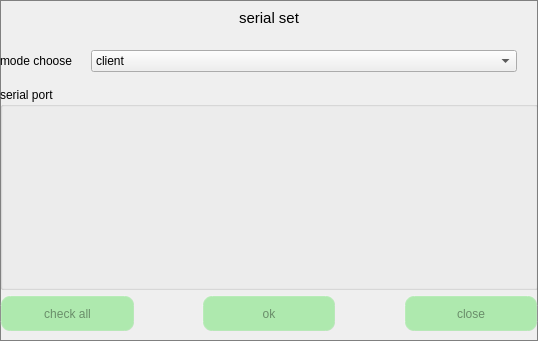
This is serialdialog.ui in jizizihe/baijie_demo as Qt 5 draws it before an edit. The edited form follows.
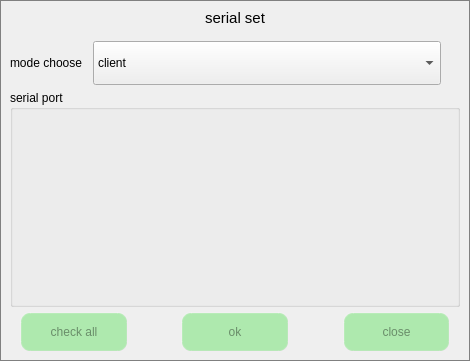
This is the edited form. Icons and pictures are not drawn.

Diff of the .ui file:
```diff
--- a/serialdialog.ui
+++ b/serialdialog.ui
@@ -6,8 +6,8 @@
    <rect>
     <x>0</x>
     <y>0</y>
-    <width>538</width>
-    <height>341</height>
+    <width>470</width>
+    <height>361</height>
    </rect>
   </property>
   <property name="minimumSize">
@@ -52,7 +52,10 @@
 }
 
 /****************滑块部件*******************/
-
+QMessageBox {
+background-image: url(:/button_image/all/background.jpg);
+	border:1px solid gray;
+}
 
 QSlider::handle:horizontal { /*水平滑块的手柄*/
         image: url(:/image/sliderHandle.png);
@@ -80,6 +83,12 @@
    </property>
    <item row="0" column="0">
     <layout class="QGridLayout" name="gridLayout" rowstretch="1,3,12,3" rowminimumheight="0,0,0,0">
+     <property name="leftMargin">
+      <number>10</number>
+     </property>
+     <property name="rightMargin">
+      <number>10</number>
+     </property>
      <property name="horizontalSpacing">
       <number>0</number>
      </property>
@@ -183,7 +192,7 @@
          <height>16777215</height>
         </size>
        </property>
-       <layout class="QHBoxLayout" name="horizontalLayout_3" stretch="4,20,1">
+       <layout class="QHBoxLayout" name="horizontalLayout_3" stretch="4,18,1">
         <property name="leftMargin">
          <number>0</number>
         </property>
@@ -223,6 +232,12 @@
         </item>
         <item>
          <widget class="QComboBox" name="serialModeBox">
+          <property name="sizePolicy">
+           <sizepolicy hsizetype="Preferred" vsizetype="Minimum">
+            <horstretch>0</horstretch>
+            <verstretch>0</verstretch>
+           </sizepolicy>
+          </property>
           <item>
            <property name="text">
             <string>client</string>
@@ -289,13 +304,13 @@
          <number>0</number>
         </property>
         <property name="leftMargin">
-         <number>0</number>
+         <number>10</number>
         </property>
         <property name="topMargin">
          <number>5</number>
         </property>
         <property name="rightMargin">
-         <number>0</number>
+         <number>10</number>
         </property>
         <property name="bottomMargin">
          <number>9</number>
```
Left out of the diff: 52 changed lines with no effect on the pictures.
